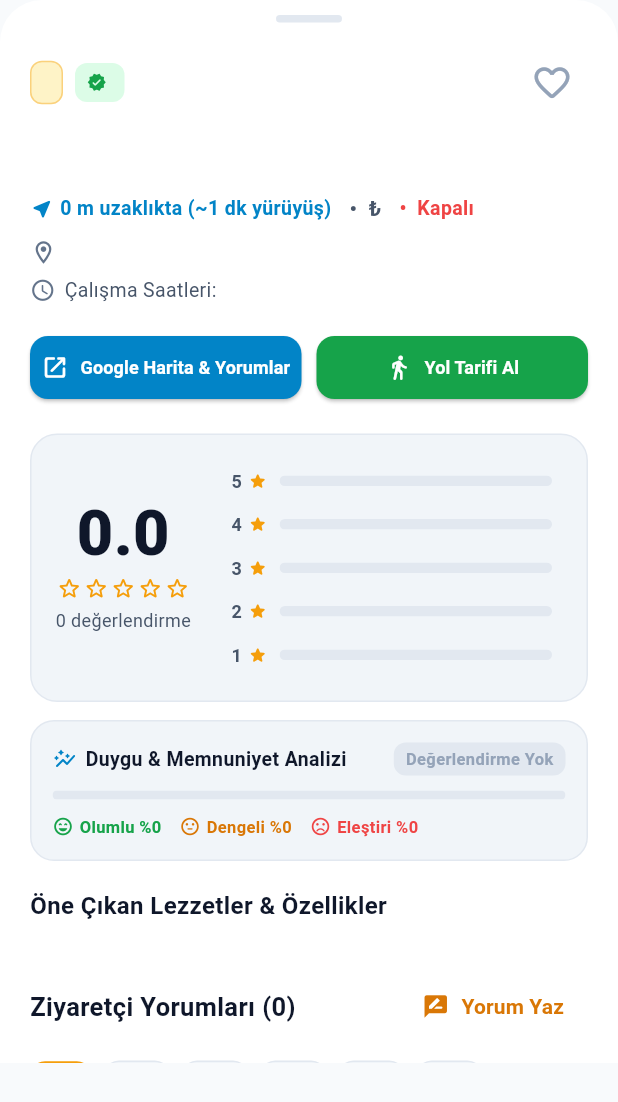
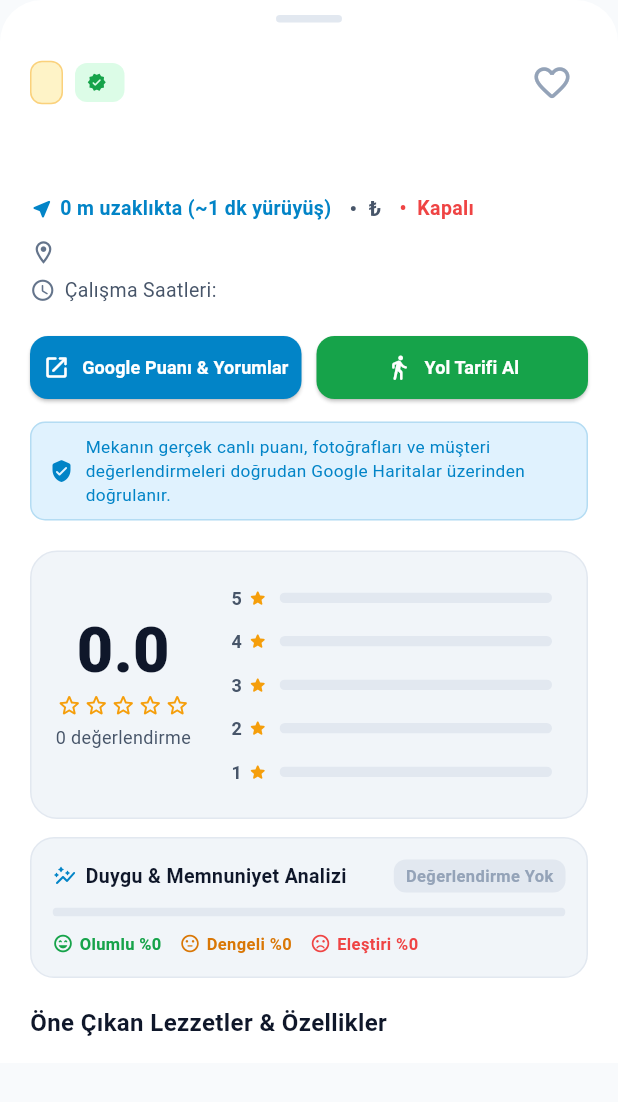
Before and after one commit to cosskun/mekan_radari, a Flutter app: the PlaceDetailSheet widget shown alone on an empty page, opened directly with empty values, on a phone screen of 412 x 824 dp. Shown: the top 1102 px of the screen. Run offline on Flutter 3.47's test engine with Material 3 defaults, Android fonts, the phone set to English and light mode, and no system bars; our stand-ins replace flutter_map, geolocator, latlong2, shared_preferences; accounts and stored records are empty; network calls fail.

Commit message:
Fix: Zero-cost verified Google Maps redirection, GPS auto-sync before listing, and direct walking routing

```diff
--- a/lib/models/place_model.dart
+++ b/lib/models/place_model.dart
@@ -113,6 +113,12 @@ class Place {
     }
     final query = Uri.encodeComponent('$name $address');
     return 'https://www.google.com/maps/search/?api=1&query=$query&query_place_id=$id';
+  }
+
+  /// Direct coordinates-based Google Maps search guaranteeing exact location landing
+  String get googleMapsExactLocationUrl {
+    final query = Uri.encodeComponent('$name, $address');
+    return 'https://www.google.com/maps/search/?api=1&query=$query';
   }
 
   String get googleDirectionsUrl {
--- a/lib/screens/place_detail_sheet.dart
+++ b/lib/screens/place_detail_sheet.dart
@@ -702,7 +702,7 @@ class _PlaceDetailSheetState extends State<PlaceDetailSheet> {
                             onPressed: () => _openUrl(place.googleMapsSearchUrl),
                             icon: const Icon(Icons.open_in_new_rounded, size: 18),
                             label: const Text(
-                              'Google Harita & Yorumlar',
+                              'Google Puanı & Yorumlar',
                               style: TextStyle(
                                 fontSize: 12,
                                 fontWeight: FontWeight.bold,
@@ -734,6 +734,28 @@ class _PlaceDetailSheetState extends State<PlaceDetailSheet> {
                           ),
                         ),
                       ],
+                    ),
+                    const SizedBox(height: 12),
+                    // Trust Banner explaining live verification
+                    Container(
+                      padding: const EdgeInsets.symmetric(horizontal: 12, vertical: 8),
+                      decoration: BoxDecoration(
+                        color: AppColors.blueLight,
+                        borderRadius: BorderRadius.circular(10),
+                        border: Border.all(color: AppColors.blue.withValues(alpha: 0.2)),
+                      ),
+                      child: const Row(
+                        children: [
+                          Icon(Icons.verified_user_rounded, size: 16, color: AppColors.blue),
+                          SizedBox(width: 8),
+                          Expanded(
+                            child: Text(
+                              'Mekanın gerçek canlı puanı, fotoğrafları ve müşteri değerlendirmeleri doğrudan Google Haritalar üzerinden doğrulanır.',
+                              style: TextStyle(color: AppColors.blue, fontSize: 11.5),
+                            ),
+                          ),
+                        ],
+                      ),
                     ),
                     const SizedBox(height: 20),
 
--- a/pubspec.yaml
+++ b/pubspec.yaml
@@ -16,7 +16,7 @@ publish_to: 'none' # Remove this line if you wish to publish to pub.dev
 # https://developer.apple.com/library/archive/documentation/General/Reference/InfoPlistKeyReference/Articles/CoreFoundationKeys.html
 # In Windows, build-name is used as the major, minor, and patch parts
 # of the product and file versions while build-number is used as the build suffix.
-version: 1.0.0+7
+version: 1.0.0+8
 
 environment:
   sdk: ^3.12.2
```
Also changed, not shown: lib/screens/home_screen.dart (+48 -0 lines), lib/widgets/venue_card.dart (+43 -2 lines), 1 other file.
